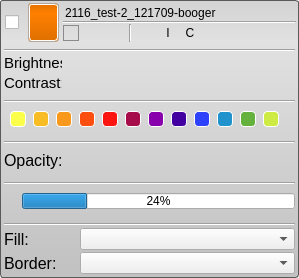
Qt form Interface/AppInterface/LayerWidget.ui (jessdtate/Seg3D) before a commit.
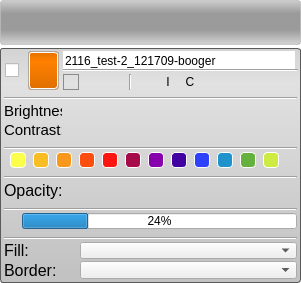
The same form after that commit. Icons and pictures are not drawn.

Commit message: updates to all the tools to incorporate smart comboboxes that keep in sync with the appropriate data layer type among other tweaks

Patch:
```diff
--- a/Interface/AppInterface/LayerWidget.ui
+++ b/Interface/AppInterface/LayerWidget.ui
@@ -6,10 +6,16 @@
    <rect>
     <x>0</x>
     <y>0</y>
-    <width>299</width>
-    <height>278</height>
+    <width>301</width>
+    <height>283</height>
    </rect>
   </property>
+  <property name="minimumSize">
+   <size>
+    <width>0</width>
+    <height>0</height>
+   </size>
+  </property>
   <property name="windowTitle">
    <string>Form</string>
   </property>
@@ -32,7 +38,20 @@
 	text-align: left;
 	color: black;
 	margin-right: 3px;
-	background-color: rgba(243, 243, 243, 0);
+	background-color: rgba(255, 255, 255, 1);
+}
+QLineEdit#label_:focus{
+	background-color: rgba(255, 255, 255, 1);
+}
+
+QWidget#insert_space_{
+	border-radius: 3px;
+	margin-top: 0;
+	margin-bottom: 0;
+	padding-top: 0;
+	padding-bottom: 0; 
+	border: 1px solid rgba(50, 50, 50, 40);
+	background-color: qlineargradient(spread:pad, x1:0.5, y1:0, x2:0.5, y2:0.960227, stop:0 rgba(0, 0, 0, 50), stop:0.3 rgba(0, 0, 0, 100), stop:0.7 rgba(0, 0, 0, 100), stop:1 rgba(0, 0, 0, 50));
 }
 
 QPushButton#activate_button_{
@@ -351,13 +370,31 @@
 }
 </string>
   </property>
-  <layout class="QHBoxLayout" name="horizontalLayout_10">
+  <layout class="QVBoxLayout" name="verticalLayout_3">
    <property name="spacing">
-    <number>0</number>
+    <number>3</number>
    </property>
    <property name="margin">
     <number>0</number>
    </property>
+   <item>
+    <widget class="QWidget" name="insert_space_" native="true">
+     <property name="minimumSize">
+      <size>
+       <width>0</width>
+       <height>45</height>
+      </size>
+     </property>
+     <layout class="QHBoxLayout" name="horizontalLayout_10">
+      <property name="spacing">
+       <number>0</number>
+      </property>
+      <property name="margin">
+       <number>0</number>
+      </property>
+     </layout>
+    </widget>
+   </item>
    <item>
     <widget class="QWidget" name="base_" native="true">
      <property name="minimumSize">
@@ -577,10 +614,10 @@
                <bool>false</bool>
               </property>
               <property name="inputMask">
-               <string/>
+               <string notr="true"/>
               </property>
               <property name="text">
-               <string>2116_test-2_121709-booger</string>
+               <string notr="true">2116_test-2_121709-booger</string>
               </property>
               <property name="frame">
                <bool>false</bool>
@@ -612,10 +649,16 @@
                </size>
               </property>
               <layout class="QHBoxLayout" name="horizontalLayout_3">
-               <property name="spacing">
-                <number>6</number>
+               <property name="leftMargin">
+                <number>0</number>
                </property>
-               <property name="margin">
+               <property name="topMargin">
+                <number>2</number>
+               </property>
+               <property name="rightMargin">
+                <number>0</number>
+               </property>
+               <property name="bottomMargin">
                 <number>0</number>
                </property>
                <item>
```
The commit also changes 105 other files.
